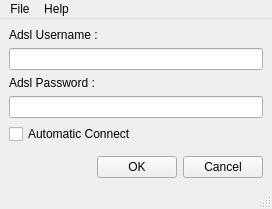
Qt form staj-projeleri/puma/ui/mainwindow.ui (pars-linux/uludag) before a commit.
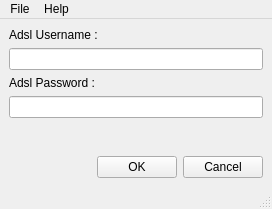
The same form after that commit. Icons and pictures are not drawn.

Commit message: remove actionSave and checkbox

Diff of the .ui file:
```diff
--- a/staj-projeleri/puma/ui/mainwindow.ui
+++ b/staj-projeleri/puma/ui/mainwindow.ui
@@ -18,7 +18,7 @@
   </property>
   <property name="maximumSize">
    <size>
-    <width>272</width>
+    <width>298</width>
     <height>209</height>
    </size>
   </property>
@@ -59,7 +59,7 @@
       </item>
      </layout>
     </item>
-    <item row="3" column="0">
+    <item row="2" column="0">
      <spacer name="verticalSpacer">
       <property name="orientation">
        <enum>Qt::Vertical</enum>
@@ -107,13 +107,6 @@
       </item>
      </layout>
     </item>
-    <item row="2" column="0">
-     <widget class="QCheckBox" name="checkBox">
-      <property name="text">
-       <string>Automatic Connect</string>
-      </property>
-     </widget>
-    </item>
    </layout>
   </widget>
   <widget class="QMenuBar" name="menubar">
```
Left out of the diff: 3 changed lines with no effect on the pictures.
